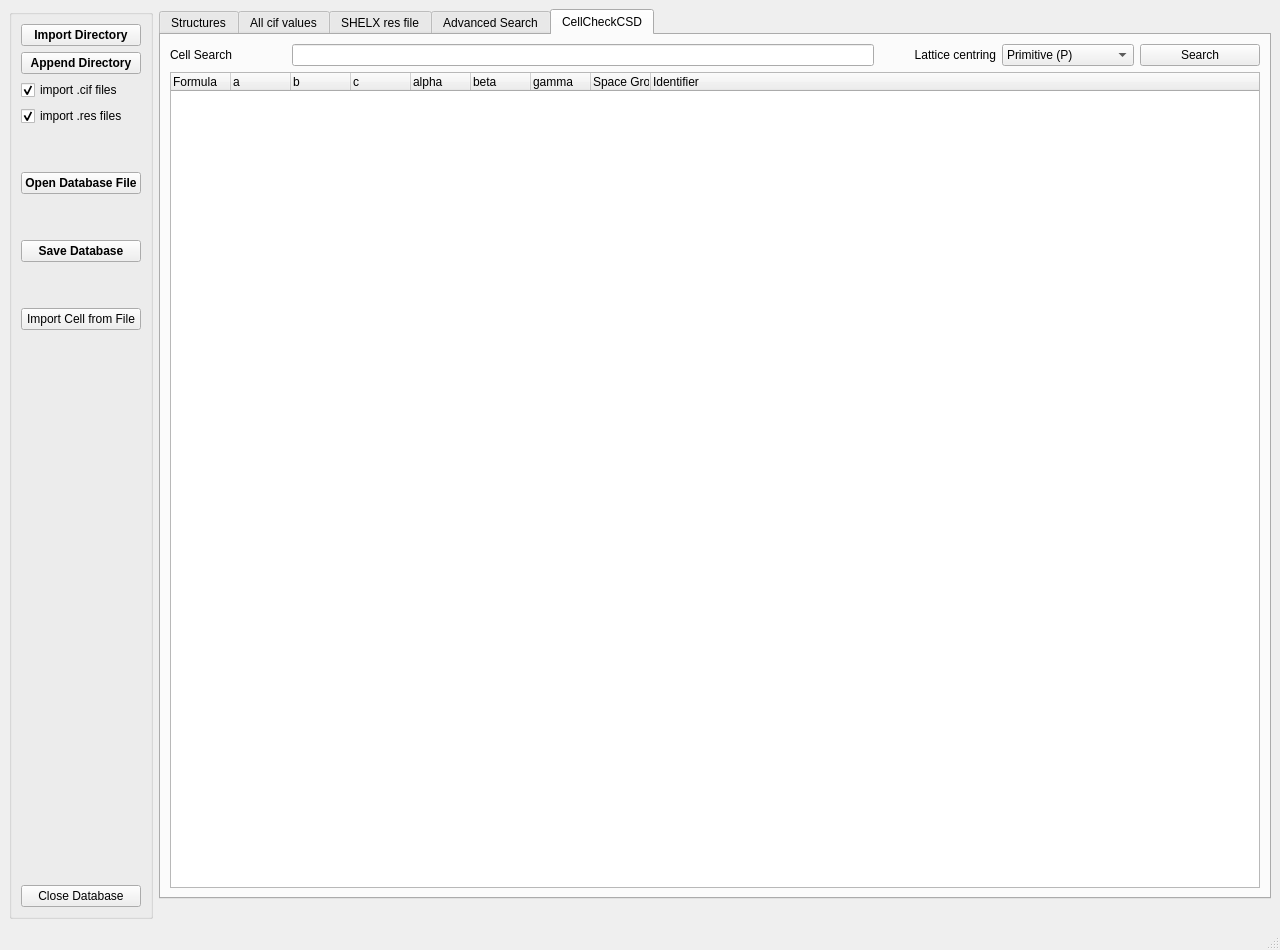
Qt form structurefinder/gui/strf_main.ui (dkratzert/StructureFinder) before a commit.
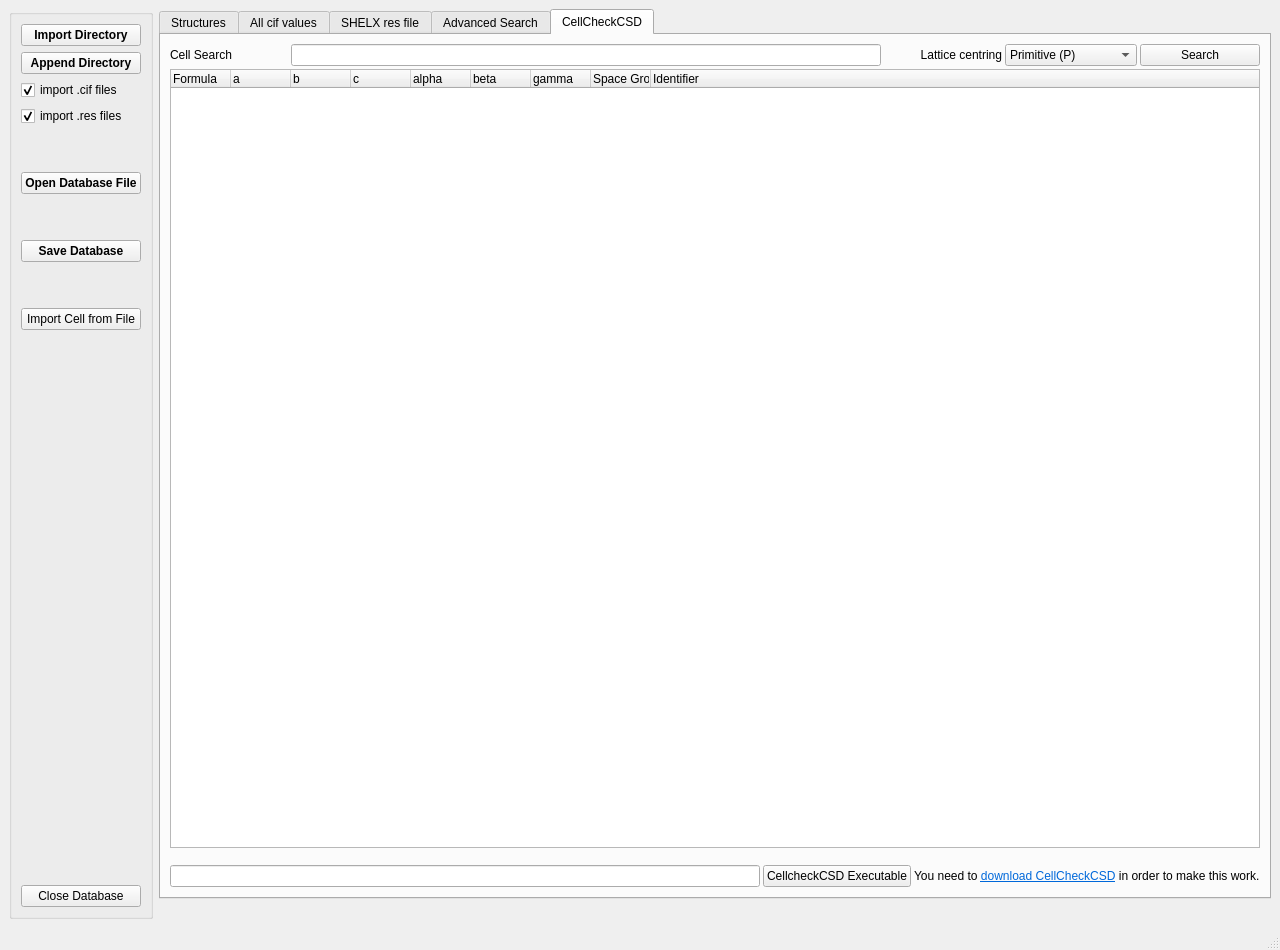
The same form after that commit. The open tabs and pages were chosen to show the change. Custom widgets are drawn as their Qt base class.

Diff of the .ui file:
```diff
--- a/structurefinder/gui/strf_main.ui
+++ b/structurefinder/gui/strf_main.ui
@@ -2977,8 +2977,17 @@
           <string>CellCheckCSD</string>
          </attribute>
          <layout class="QVBoxLayout" name="verticalLayout_5">
+          <property name="bottomMargin">
+           <number>10</number>
+          </property>
           <item>
            <layout class="QVBoxLayout" name="verticalLayout_4">
+            <property name="spacing">
+             <number>3</number>
+            </property>
+            <property name="topMargin">
+             <number>0</number>
+            </property>
             <item>
              <layout class="QGridLayout" name="gridLayout_5" columnstretch="4,0,0,0,0">
               <item row="0" column="1">
@@ -3168,6 +3177,52 @@
               </column>
              </widget>
             </item>
+            <item>
+             <layout class="QHBoxLayout" name="ccdc_exe_HorizontalLayout">
+              <property name="topMargin">
+               <number>14</number>
+              </property>
+              <item>
+               <widget class="QLineEdit" name="cellcheckLineEdit">
+                <property name="sizePolicy">
+                 <sizepolicy hsizetype="Expanding" vsizetype="Fixed">
+                  <horstretch>2</horstretch>
+                  <verstretch>0</verstretch>
+                 </sizepolicy>
+                </property>
+                <property name="readOnly">
+                 <bool>true</bool>
+                </property>
+               </widget>
+              </item>
+              <item>
+               <widget class="QPushButton" name="cellcheckPushButton">
+                <property name="text">
+                 <string>CellcheckCSD Executable</string>
+                </property>
+               </widget>
+              </item>
+              <item>
+               <widget class="QLabel" name="cellcheckLabel">
+                <property name="sizePolicy">
+                 <sizepolicy hsizetype="Preferred" vsizetype="Preferred">
+                  <horstretch>1</horstretch>
+                  <verstretch>0</verstretch>
+                 </sizepolicy>
+                </property>
+                <property name="text">
+                 <string>&lt;html&gt;&lt;head/&gt;&lt;body&gt;&lt;p&gt;You need to &lt;a href=&quot;https://www.ccdc.cam.ac.uk/community/csd-community/cellcheckcsd/&quot;&gt;&lt;span style=&quot; text-decoration: underline; color:#0068da;&quot;&gt;download CellCheckCSD&lt;/span&gt;&lt;/a&gt; in order to make this work.&lt;/p&gt;&lt;/body&gt;&lt;/html&gt;</string>
+                </property>
+                <property name="openExternalLinks">
+                 <bool>true</bool>
+                </property>
+                <property name="textInteractionFlags">
+                 <set>Qt::LinksAccessibleByKeyboard|Qt::LinksAccessibleByMouse</set>
+                </property>
+               </widget>
+              </item>
+             </layout>
+            </item>
            </layout>
           </item>
          </layout>
```
Left out of the diff: 2 changed lines with no effect on the pictures.
